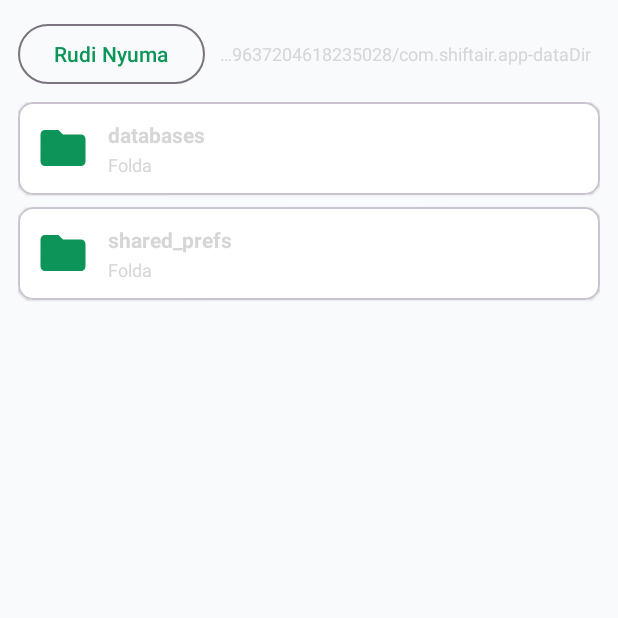
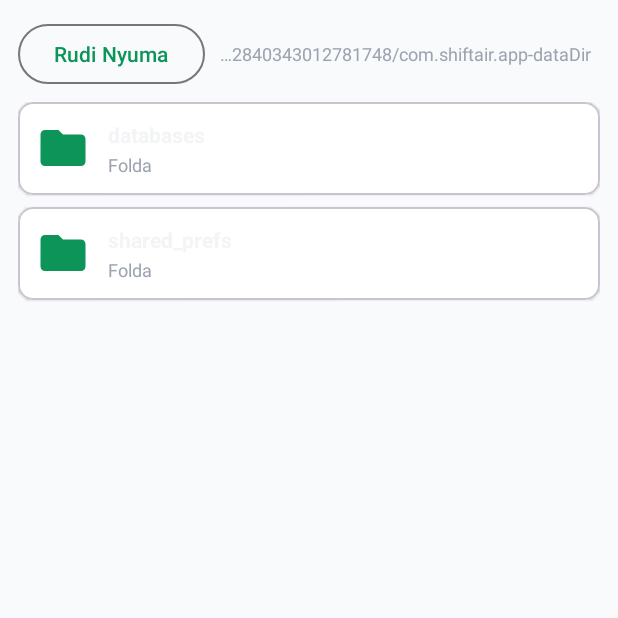
Before and after one commit to mickster19/ShiftAir, an Android app: the fragment FilesFragment shown on its own in the app's theme, after a tap on an icon or button, on a phone screen of 412 x 824 dp, the top half of it. Run offline under Robolectric (Android 15) with nearby library versions, the phone set to English and light mode, and no system bars; 1 other tap on this screen came first.

Commit message:
Add text_primary and text_secondary to colors.xml

```diff
--- a/app/src/main/res/values/colors.xml
+++ b/app/src/main/res/values/colors.xml
@@ -12,6 +12,9 @@
     <color name="text_light_primary">#0F172A</color>
     <color name="text_light_secondary">#475569</color>
 
+    <color name="text_primary">#F3F4F6</color>
+    <color name="text_secondary">#9CA3AF</color>
+
     <color name="accent_green">#0D9458</color>
     <color name="accent_blue">#00D2FF</color>
     <color name="accent_red">#FF1E42</color>
```
